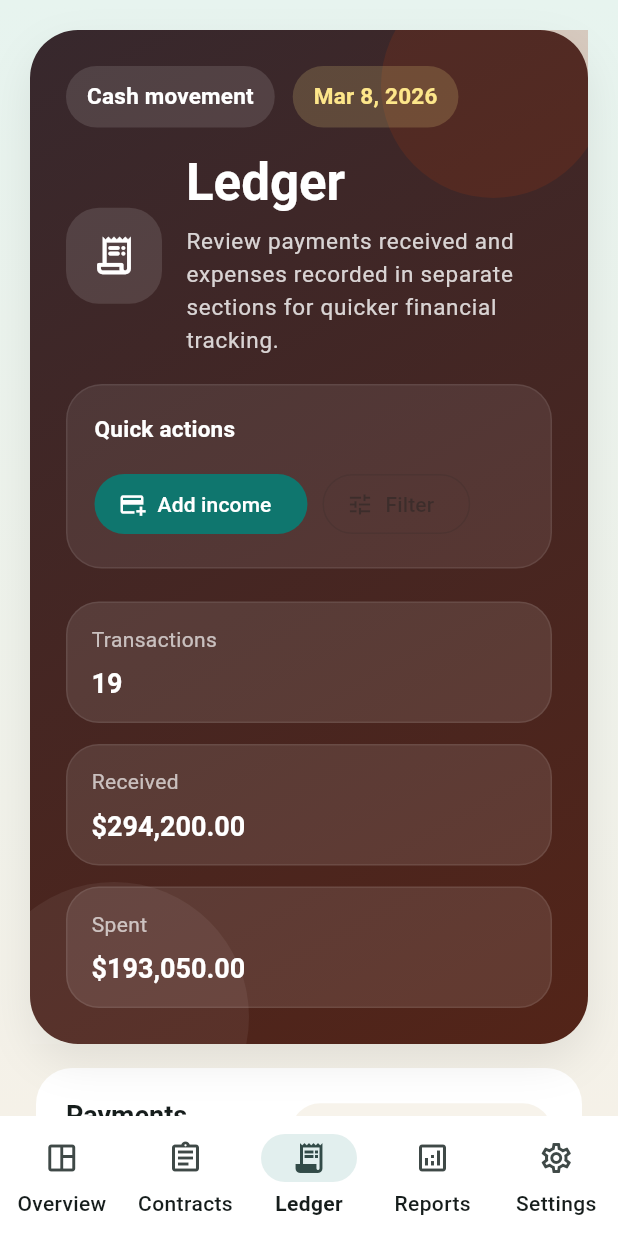
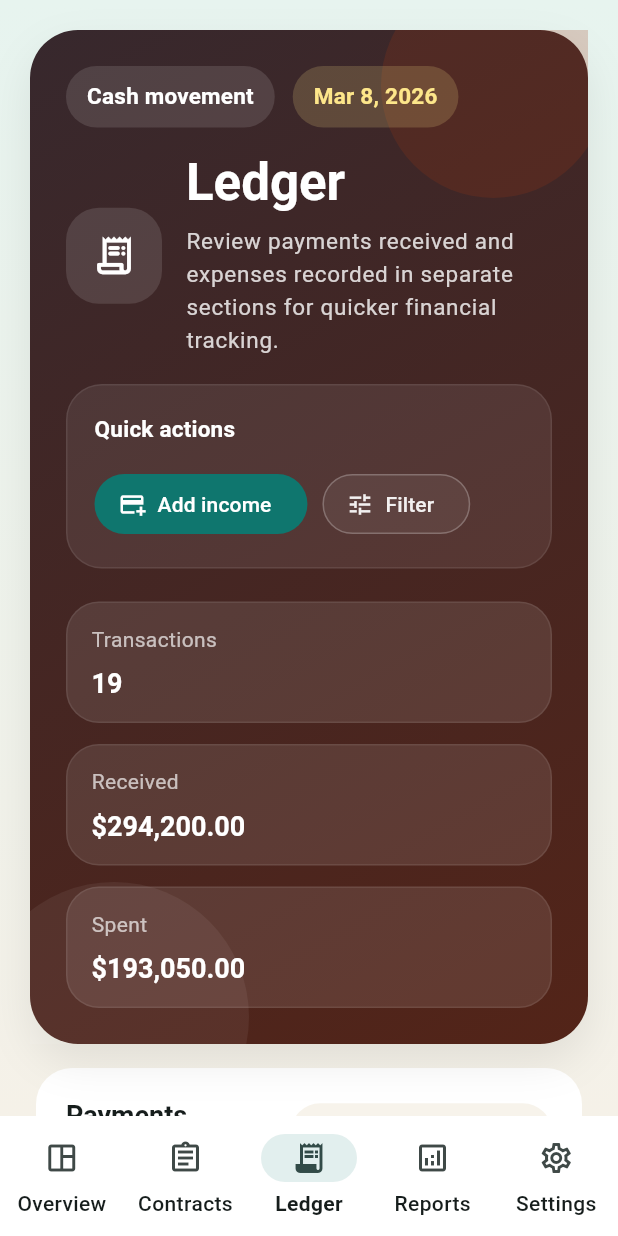
Before and after one commit to laudshark/cpem, a Flutter app: the screen it shows after launch, item 3 of the bottom bar chosen, on a phone screen of 412 x 824 dp. Run offline on Flutter 3.47's test engine with Material 3 defaults, Android fonts, the light colour scheme and no system bars; our stand-ins replace pdf, shared_preferences; missing offline and left inert: dart:html.

Commit message:
Make ledger filter action visible

```diff
--- a/lib/features/ledger/ledger_page.dart
+++ b/lib/features/ledger/ledger_page.dart
@@ -65,7 +65,14 @@ class LedgerPage extends StatelessWidget {
           label: const Text('Add income'),
         ),
         OutlinedButton.icon(
-          onPressed: null,
+          onPressed: () => _showFilterNotice(context),
+          style: OutlinedButton.styleFrom(
+            foregroundColor: Colors.white.withValues(alpha: 0.92),
+            backgroundColor: Colors.white.withValues(alpha: 0.06),
+            side: BorderSide(
+              color: Colors.white.withValues(alpha: 0.24),
+            ),
+          ),
           icon: const Icon(Icons.tune),
           label: const Text('Filter'),
         ),
@@ -103,6 +110,14 @@ class LedgerPage extends StatelessWidget {
             ],
           );
         },
+      ),
+    );
+  }
+
+  void _showFilterNotice(BuildContext context) {
+    ScaffoldMessenger.of(context).showSnackBar(
+      const SnackBar(
+        content: Text('Transaction filters will be added next.'),
       ),
     );
   }
```
